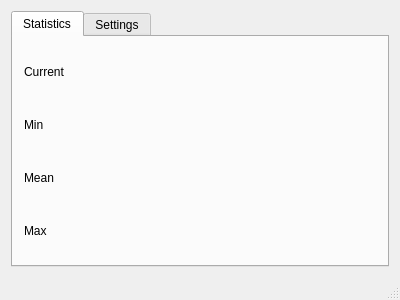
Old version of the form sooScreenServer/mainwindow.ui in the repository B-LechCode/sooScreenShare.
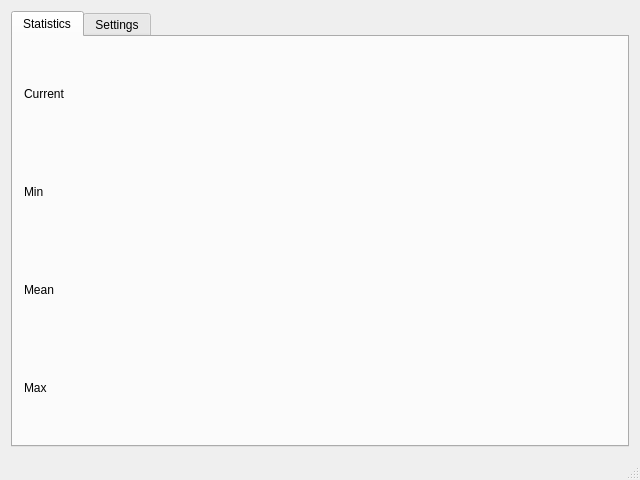
New version of the form.

The edit to the form file:
```diff
--- a/sooScreenServer/mainwindow.ui
+++ b/sooScreenServer/mainwindow.ui
@@ -6,8 +6,8 @@
    <rect>
     <x>0</x>
     <y>0</y>
-    <width>400</width>
-    <height>300</height>
+    <width>640</width>
+    <height>480</height>
    </rect>
   </property>
   <property name="windowTitle">
```
